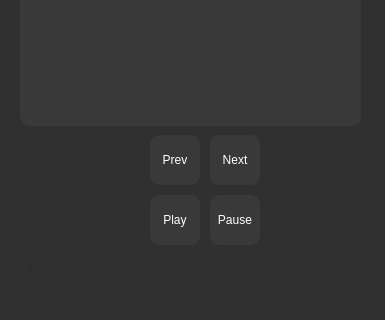
First picture: the form in window.ui, repository Nighty3098/Music-Player, before the edit; both pictures show x 0 to 385 and y 155 to 475 of the 385 by 475 pixel window.
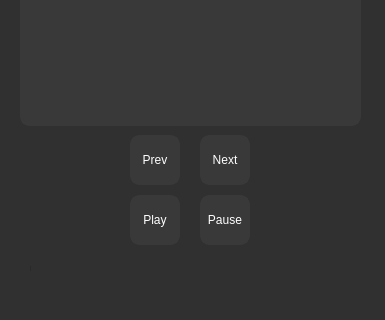
Second picture: the form after the edit.

The edit to the form file:
```diff
--- a/window.ui
+++ b/window.ui
@@ -79,7 +79,7 @@
    <widget class="QPushButton" name="PauseButton">
     <property name="geometry">
      <rect>
-      <x>210</x>
+      <x>200</x>
       <y>350</y>
       <width>50</width>
       <height>50</height>
@@ -115,7 +115,7 @@
    <widget class="QPushButton" name="PrevButton">
     <property name="geometry">
      <rect>
-      <x>150</x>
+      <x>130</x>
       <y>290</y>
       <width>50</width>
       <height>50</height>
@@ -151,7 +151,7 @@
    <widget class="QPushButton" name="NextButton">
     <property name="geometry">
      <rect>
-      <x>210</x>
+      <x>200</x>
       <y>290</y>
       <width>50</width>
       <height>50</height>
@@ -275,7 +275,7 @@
    <widget class="QPushButton" name="PlayButton">
     <property name="geometry">
      <rect>
-      <x>150</x>
+      <x>130</x>
       <y>350</y>
       <width>50</width>
       <height>50</height>
```
